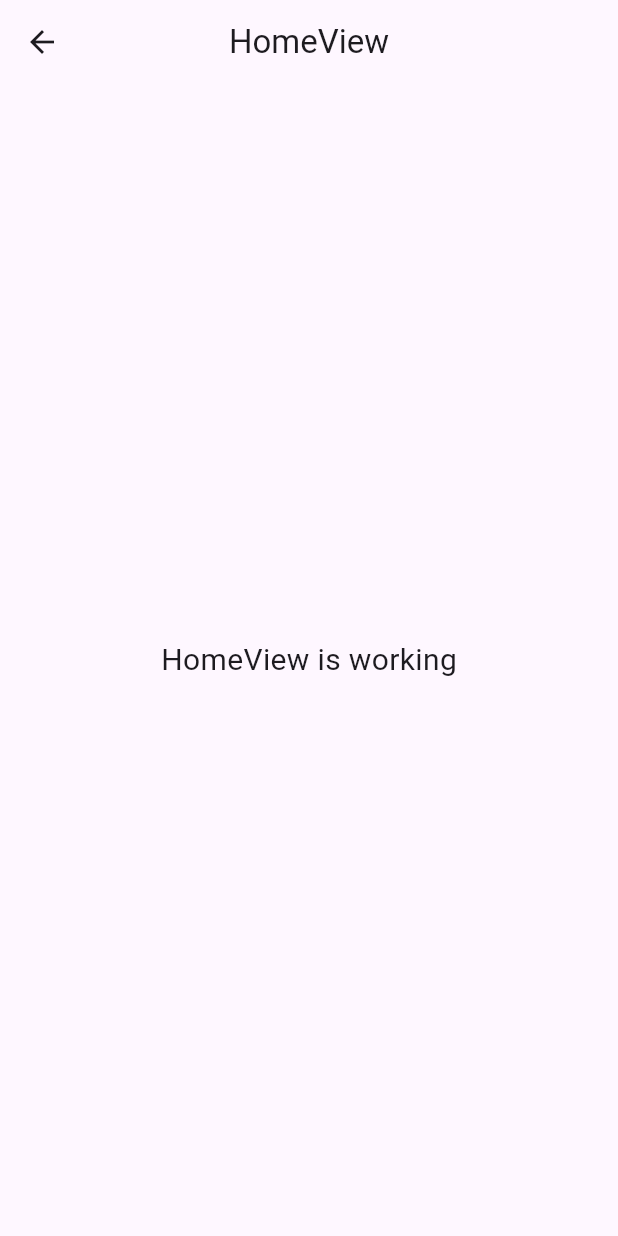
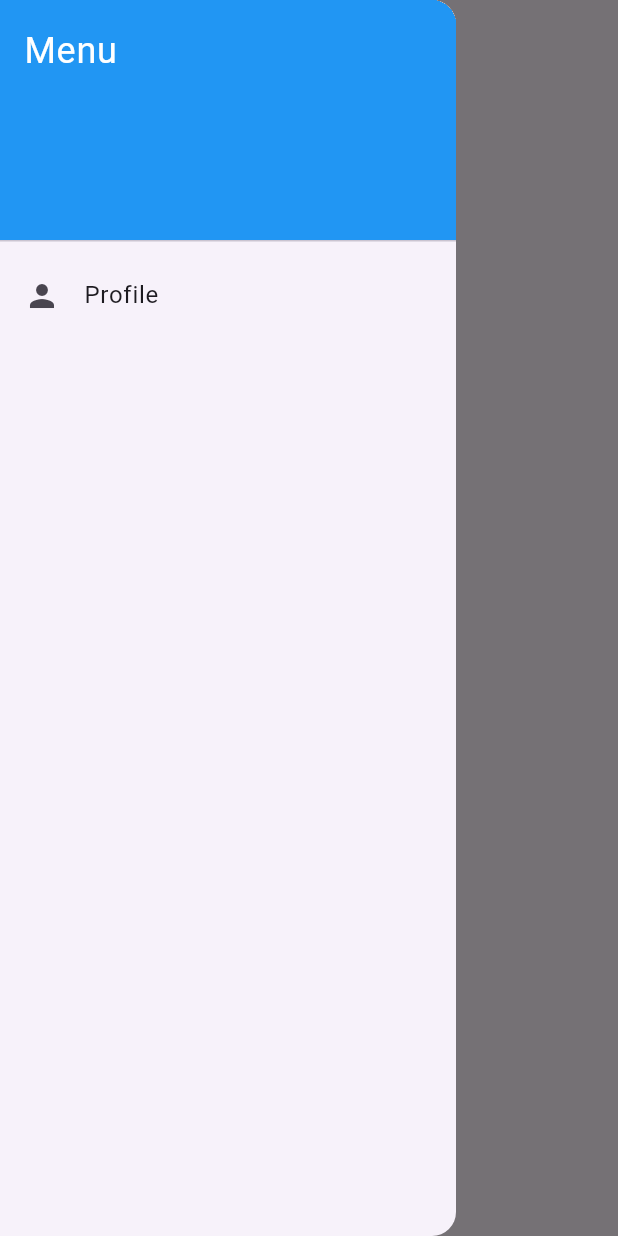
Before and after one commit to sabilulmuttaqin/kesehatan-app, a Flutter app: the HomeView screen opened by its route, with the side drawer open (before the commit the screen has no drawer), on a phone screen of 412 x 824 dp. Run offline on Flutter 3.47's test engine with Material 3 defaults, Android fonts, the phone set to English and light mode, and no system bars; our stand-ins replace flutter_login, get, image_picker, shared_preferences; accounts and stored records are empty.

Commit message:
update profile

```diff
--- a/lib/app/modules/home/views/home_view.dart
+++ b/lib/app/modules/home/views/home_view.dart
@@ -1,17 +1,44 @@
 import 'package:flutter/material.dart';
-
 import 'package:get/get.dart';
-
 import '../controllers/home_controller.dart';
+import '../../profile/views/profile_view.dart'; // Import ProfileView
 
 class HomeView extends GetView<HomeController> {
   const HomeView({super.key});
+
   @override
   Widget build(BuildContext context) {
     return Scaffold(
       appBar: AppBar(
-        title: const Text('HomeView'),
+        title: const Text('Dashbord'),
         centerTitle: true,
+      ),
+      drawer: Drawer(
+        child: ListView(
+          padding: EdgeInsets.zero,
+          children: [
+            const DrawerHeader(
+              decoration: BoxDecoration(
+                color: Colors.blue,
+              ),
+              child: Text(
+                'Menu',
+                style: TextStyle(
+                  color: Colors.white,
+                  fontSize: 24,
+                ),
+              ),
+            ),
+            ListTile(
+              leading: const Icon(Icons.person),
+              title: const Text('Profile'),
+              onTap: () {
+                // Arahkan ke halaman profile menggunakan Get.to()
+                Get.to(() => const ProfileView());
+              },
+            ),
+          ],
+        ),
       ),
       body: const Center(
         child: Text(
--- a/lib/app/modules/login/views/login_view.dart
+++ b/lib/app/modules/login/views/login_view.dart
@@ -4,7 +4,6 @@ import '../../home/views/home_view.dart';
 
 const users = {
   'test@gmail.com': '12345',
-  'hunter@gmail.com': 'hunter',
 };
 
 class LoginView extends StatelessWidget {
--- a/lib/app/routes/app_pages.dart
+++ b/lib/app/routes/app_pages.dart
@@ -4,6 +4,8 @@ import 'package:kesehatan/app/modules/login/views/login_view.dart';
 import '../modules/home/bindings/home_binding.dart';
 import '../modules/home/views/home_view.dart';
 import '../modules/login/bindings/login_binding.dart';
+import '../modules/profile/bindings/profile_binding.dart';
+import '../modules/profile/views/profile_view.dart';
 import '../modules/splash_screen/bindings/splashscreen_binding.dart';
 import '../modules/splash_screen/views/splashscreen_view.dart';
 
@@ -31,5 +33,10 @@ class AppPages {
       page: () => const LoginView(),
       binding: LoginBinding(),
     ),
+    GetPage(
+      name: _Paths.PROFILE,
+      page: () => const ProfileView(),
+      binding: ProfileBinding(),
+    ),
   ];
 }
--- a/lib/app/routes/app_routes.dart
+++ b/lib/app/routes/app_routes.dart
@@ -4,10 +4,12 @@ abstract class Routes {
   static const HOME = _Paths.HOME;
   static const SPLASH_SCREEN = _Paths.SPLASH_SCREEN;
   static const LOGIN = _Paths.LOGIN;
+  static const PROFILE = _Paths.PROFILE;
 }
 
 abstract class _Paths {
   static const HOME = '/home';
   static const SPLASH_SCREEN = '/splash-screen';
   static const LOGIN = '/login';
+  static const PROFILE = '/profile';
 }
--- a/pubspec.yaml
+++ b/pubspec.yaml
@@ -38,6 +38,9 @@ dependencies:
   get: ^4.6.6
   multiple_splash_screens: ^0.0.4
   flutter_login: ^4.0.0
+  image_picker: ^0.8.5+3
+  shared_preferences: ^2.0.15
+  path_provider: ^2.0.11
 
 dev_dependencies:
   flutter_test:
```
Also changed, not shown: lib/app/modules/profile/bindings/profile_binding.dart (added, +9 -0 lines), lib/app/modules/profile/controllers/profile_controller.dart (added, +69 -0 lines), lib/app/modules/profile/views/profile_view.dart (added, +106 -0 lines), pubspec.lock, 5 other files.
